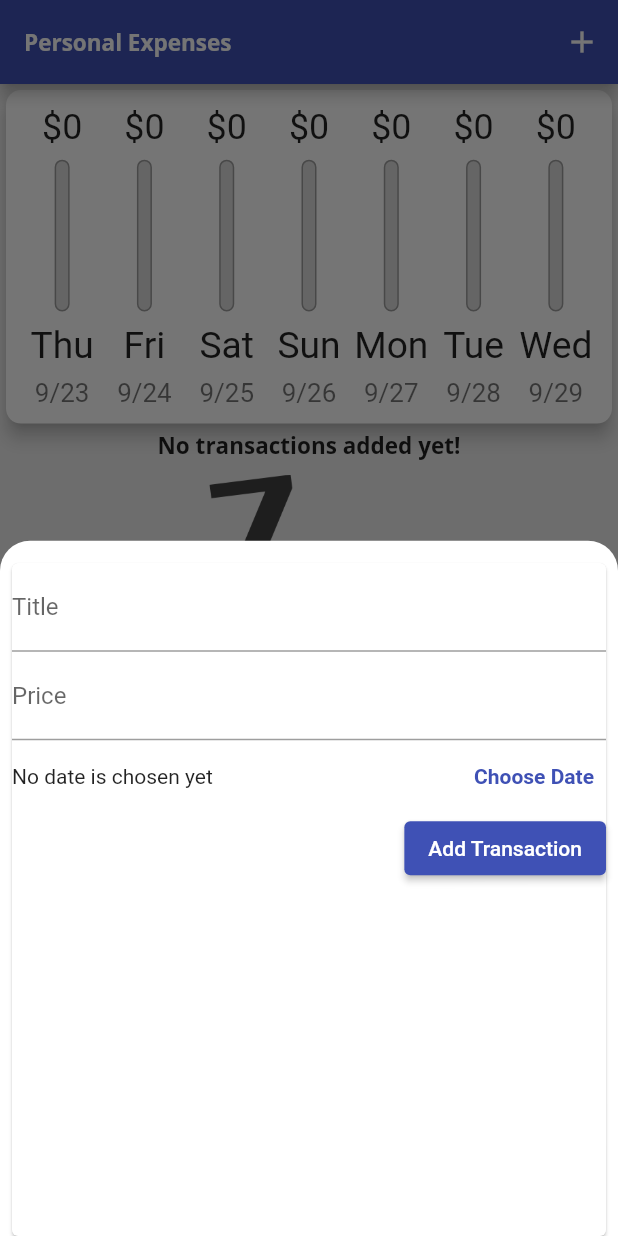
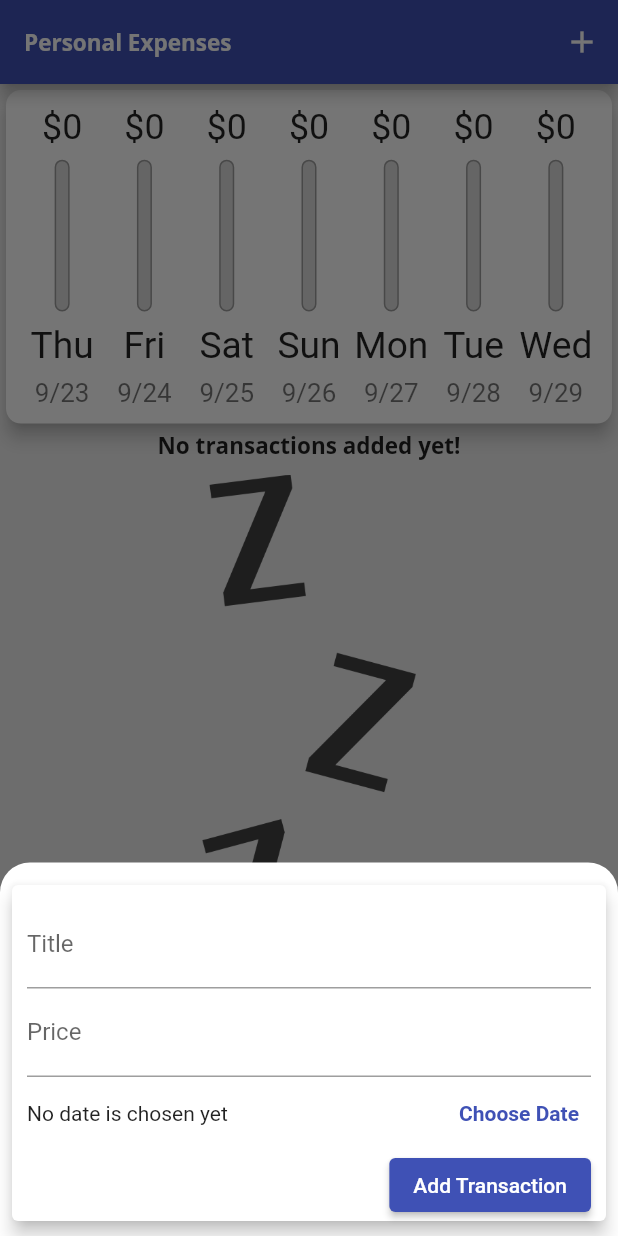
Before and after one commit to ZiadAlMoqamar/personal_expenses_app, a Flutter app: the screen it shows after launch, after a tap on the "add" icon, on a phone screen of 412 x 824 dp. Run offline on Flutter 3.47's test engine with Material 2 defaults, Android fonts, the phone set to English and light mode, and no system bars.

Commit message:
fixing adding new tx, sorting tx list desc

```diff
--- a/lib/components/newTransaction.dart
+++ b/lib/components/newTransaction.dart
@@ -53,10 +53,19 @@ class _NewTransactionState extends State<NewTransaction> {
   @override
   Widget build(BuildContext context) {
     return Card(
+      elevation: 5,
       margin: EdgeInsets.only(
         top: 15,
         right: 8,
         left: 8,
+        bottom: MediaQuery.of(context).viewInsets.bottom + 10,
+      ),
+      child: SingleChildScrollView(
+        child: Container(
+          padding: EdgeInsets.only(
+            top: 10,
+            left: 10,
+            right: 10,
           ),
           child: Column(
             crossAxisAlignment: CrossAxisAlignment.end,
@@ -92,6 +101,8 @@ class _NewTransactionState extends State<NewTransaction> {
               )
             ],
           ),
+        ),
+      ),
     );
   }
 }
--- a/lib/main.dart
+++ b/lib/main.dart
@@ -57,6 +57,8 @@ class _MyHomePageState extends State<MyHomePage> {
   void addingTransaction(Transaction tx) {
     setState(() {
       transactions.add(tx);
+      transactions.sort((a,b)=>b.time.compareTo(a.time));
+
     });
   }
 
@@ -157,22 +159,23 @@ class _MyHomePageState extends State<MyHomePage> {
               ),
             if (!isLandscape) txListWidget,
             if (isLandscape && showChart)
-
               Container(
                 child: ChartsCard(transactions: _userRecentTransactions),
                 height: (mediaQuery.size.height -
                         appBar.preferredSize.height -
                         mediaQuery.padding.top) *
                     0.6,
-                    )
-                  , txListWidget
+              ),
+            txListWidget
           ],
         ),
       ),
-      floatingActionButton: FloatingActionButton(
+      floatingActionButton: !isLandscape
+          ? FloatingActionButton(
               child: Icon(Icons.add),
               onPressed: () => triggerModalBottomSheet(),
-      ),
+            )
+          : Container(),
       floatingActionButtonLocation: FloatingActionButtonLocation.centerFloat,
     );
   }
```
Lines whose indentation alone changed are shown as unchanged.
